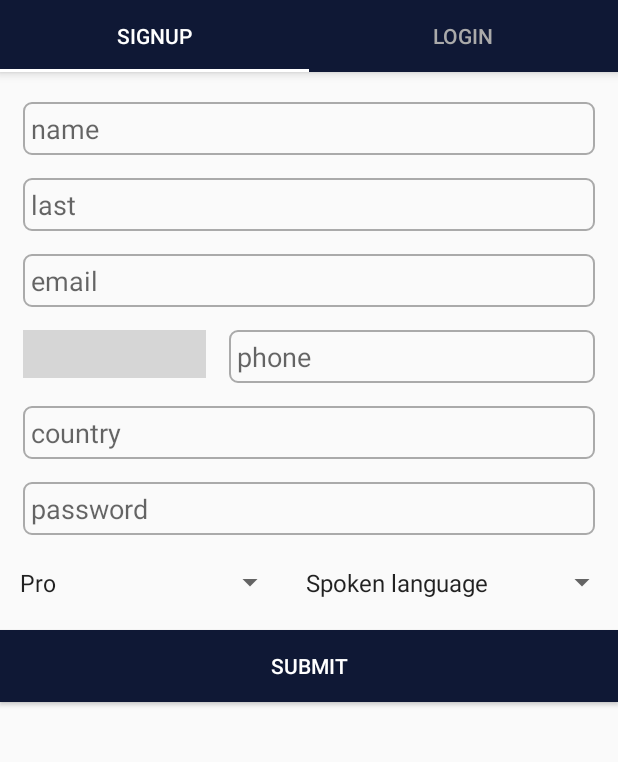
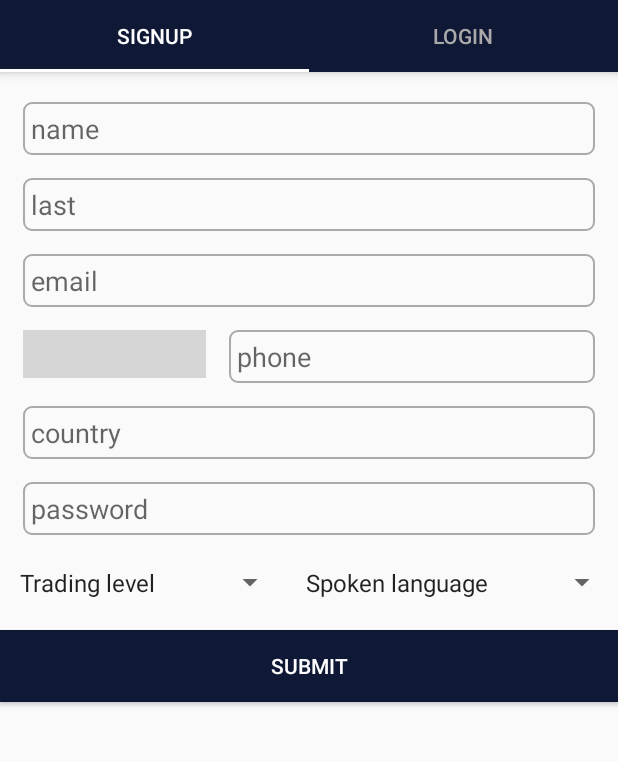
Before and after one commit to tvruikuzui/Shark-Tips, an Android app: the screen it shows after launch (MainActivity), on a phone screen of 412 x 824 dp, the part 225-987 px from its top. Run offline under Robolectric (Android 15) with nearby library versions, the phone set to English and light mode, and no system bars; our stand-ins replace Picasso; libraries missing offline, so code that uses them is left out: com.hbb20; plain views replace CountryCodePicker; pictures from the network do not load; 8 statements that could not run were skipped; grey boxes are pictures that could not be loaded.

Commit message:
xml in signal

```diff
--- a/Shark-Tips/SharkTips/app/src/main/java/shark_tips/com/sharktips/Signals.java
+++ b/Shark-Tips/SharkTips/app/src/main/java/shark_tips/com/sharktips/Signals.java
@@ -48,6 +48,7 @@ public class Signals extends Fragment {
                 adapter.notifyDataSetChanged();
             }
         });
+
         signals = new ArrayList<>();
         adapter = new ExpandListAdapter(getContext(),signals);
         listView.setAdapter(adapter);
--- a/Shark-Tips/SharkTips/app/src/main/res/values/array.xml
+++ b/Shark-Tips/SharkTips/app/src/main/res/values/array.xml
@@ -10,10 +10,10 @@
     </string-array>
 
     <string-array name="TradingLevel">
+        <item>Trading level</item>
+        <item>Beginner</item>
+        <item>Advanced</item>
         <item>Pro</item>
-        <item>Advanced</item>
-        <item>Beginner</item>
-        <item>Trading level</item>
     </string-array>
 
 </resources>
```
Also changed, not shown: Shark-Tips/SharkTips/app/src/main/java/shark_tips/com/sharktips/Offers.java (+2 -14 lines).
